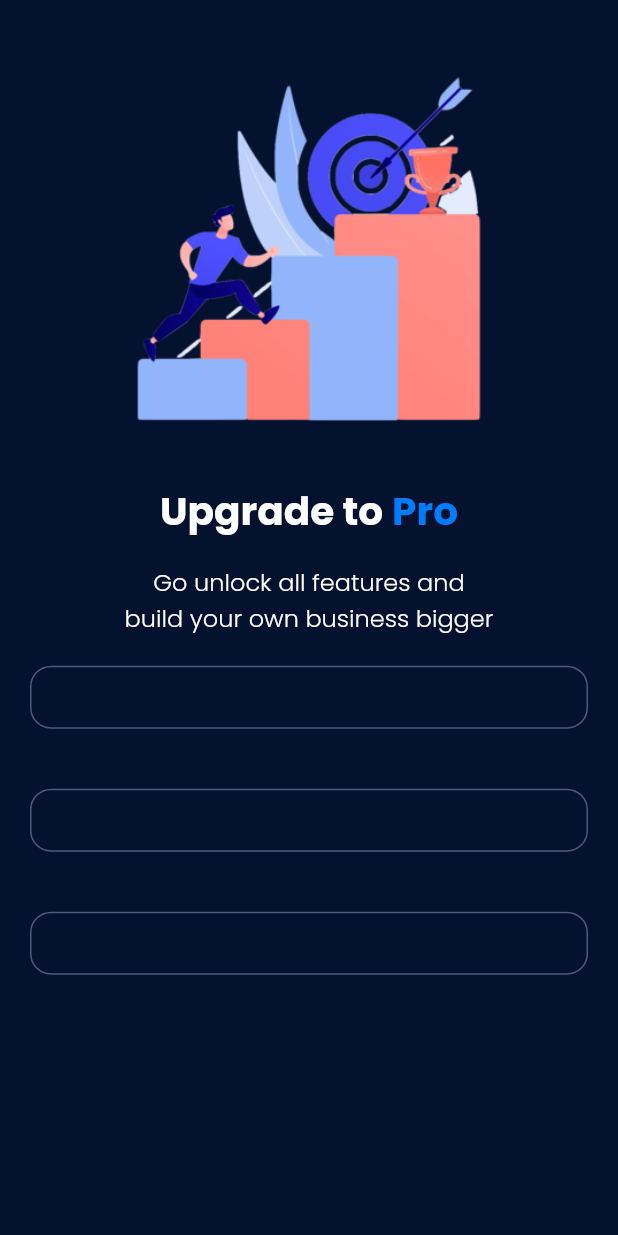
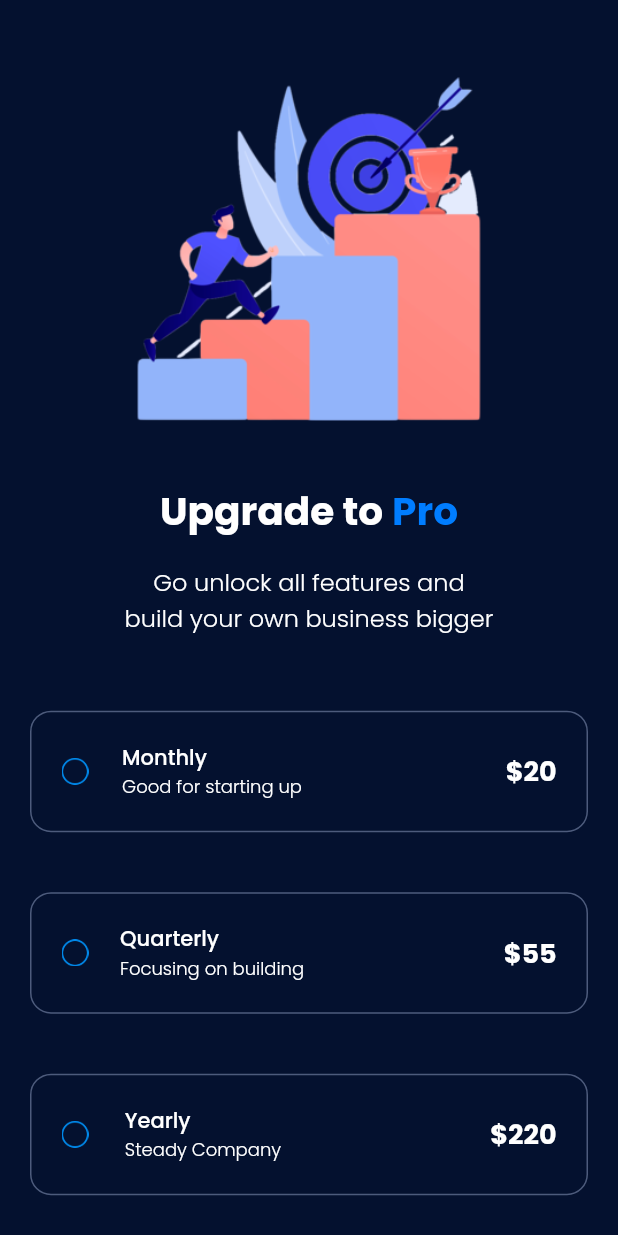
Before and after one commit to faizinkholiq/subscriber_app, a Flutter app: the screen it shows after launch, on a phone screen of 412 x 824 dp. Run offline on Flutter 3.47's test engine with Material 2 defaults, Android fonts, the phone set to English and light mode, and no system bars; our stand-ins replace google_fonts.

Commit message:
finishing option button

```diff
--- a/lib/main.dart
+++ b/lib/main.dart
@@ -3,34 +3,58 @@ import 'package:uangkuu/theme.dart';
 
 void main() => runApp(PaymentApps());
 
-class PaymentApps extends StatelessWidget {
-  int selectedIndex = -1;
+class PaymentApps extends StatefulWidget {
   @override
-  Widget build(BuildContext context) {
-    return MaterialApp(
-        debugShowCheckedModeBanner: false,
-        home: Scaffold(
-            backgroundColor: Color(0xff04112F),
-            body: SafeArea(
-              child: Column(
-                children: [
-                  Header(),
-                  Option(0),
-                  Option(1),
-                  Option(2),
-                ],
-              ),
-            )));
-  }
+  State<PaymentApps> createState() => _PaymentAppsState();
 }
 
-class Header extends StatelessWidget {
-  const Header({
-    Key? key,
-  }) : super(key: key);
+class _PaymentAppsState extends State<PaymentApps> {
+  int selectedIndex = -1;
 
   @override
   Widget build(BuildContext context) {
+    Widget option(int index, String title, String subtitle, String pricing) {
+      return GestureDetector(
+        onTap: () {
+          setState(() {
+            selectedIndex = index;
+          });
+        },
+        child: Container(
+          padding: const EdgeInsets.all(20),
+          margin: const EdgeInsets.all(20),
+          decoration: BoxDecoration(
+              border: Border.all(
+                  color: selectedIndex == index
+                      ? Color(0xff007DFF)
+                      : Color(0xff4D5B7C)),
+              borderRadius: BorderRadius.circular(14)),
+          child: Column(
+            children: [
+              Row(mainAxisAlignment: MainAxisAlignment.spaceBetween, children: [
+                selectedIndex == index
+                    ? Image.asset('assets/check.png', width: 18, height: 18)
+                    : Image.asset('assets/uncheck.png', width: 18, height: 18),
+                Column(
+                  crossAxisAlignment: CrossAxisAlignment.start,
+                  children: [
+                    Text(title, style: planTextStyle),
+                    Text(subtitle, style: descTextStyle),
+                  ],
+                ),
+                SizedBox(width: 91),
+                Text(
+                  pricing,
+                  style: priceTextStyle,
+                )
+              ])
+            ],
+          ),
+        ),
+      );
+    }
+
+    Widget header() {
       return Padding(
         padding: const EdgeInsets.only(top: 50.0, left: 32, right: 32),
         child: Column(children: [
@@ -67,37 +91,47 @@ class Header extends StatelessWidget {
         ]),
       );
     }
+
+    Widget checkoutButton() {
+      return Column(children: [
+        Container(
+          width: 311,
+          height: 51.23,
+          child: TextButton(
+            style: TextButton.styleFrom(
+              backgroundColor: Color(0xff007DFF),
+              shape: RoundedRectangleBorder(
+                borderRadius: BorderRadius.circular(71)
+              )
+            ),
+            onPressed: () {},
+            child: Text("Checkout Now", style: buttonTextStyle),
+          ),
+        )
+      ]);
     }
 
-class Option extends StatefulWidget {
-  final int index;
-
-  Option(this.index);
-
-  @override
-  State<Option> createState() => _OptionState();
-}
-
-class _OptionState extends State<Option> {
-  int selectedIndex = -1;
-
-  @override
-  Widget build(BuildContext context) {
-    return GestureDetector(
-      onTap: () {
-        setState(() {
-          selectedIndex = widget.index;
-        });
-      },
-      child: Container(
-        padding: const EdgeInsets.all(20),
-        margin: const EdgeInsets.all(20),
-        decoration: BoxDecoration(
-            border: Border.all(
-                color:
-                    selectedIndex == widget.index ? Color(0xff007DFF) : Color(0xff4D5B7C)),
-            borderRadius: BorderRadius.circular(14)),
+    return MaterialApp(
+        debugShowCheckedModeBanner: false,
+        home: Scaffold(
+            backgroundColor: Color(0xff04112F),
+            body: SafeArea(
+              child: SingleChildScrollView(
+                child: Padding(
+                  padding: const EdgeInsets.only(bottom: 50),
+                  child: Column(
+                    children: [
+                      header(),
+                      SizedBox(height: 30,),
+                      option(0, "Monthly", "Good for starting up", "\$20"),
+                      option(1, "Quarterly", "Focusing on building", "\$55"),
+                      option(2, "Yearly", "Steady Company", "\$220"),
+                      SizedBox(height: 30,),
+                      selectedIndex < 0 ? SizedBox() : checkoutButton(),
+                    ],
                   ),
-    );
+                ),
+              ),
+            )));
   }
 }
```
Lines whose indentation alone changed are shown as unchanged.
